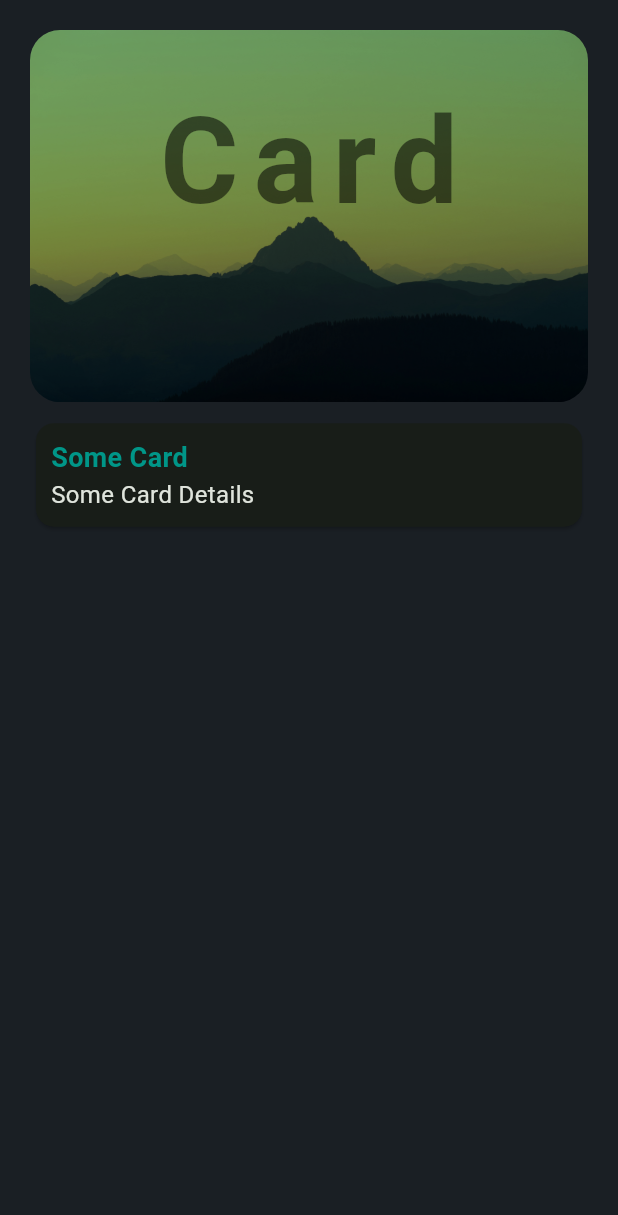
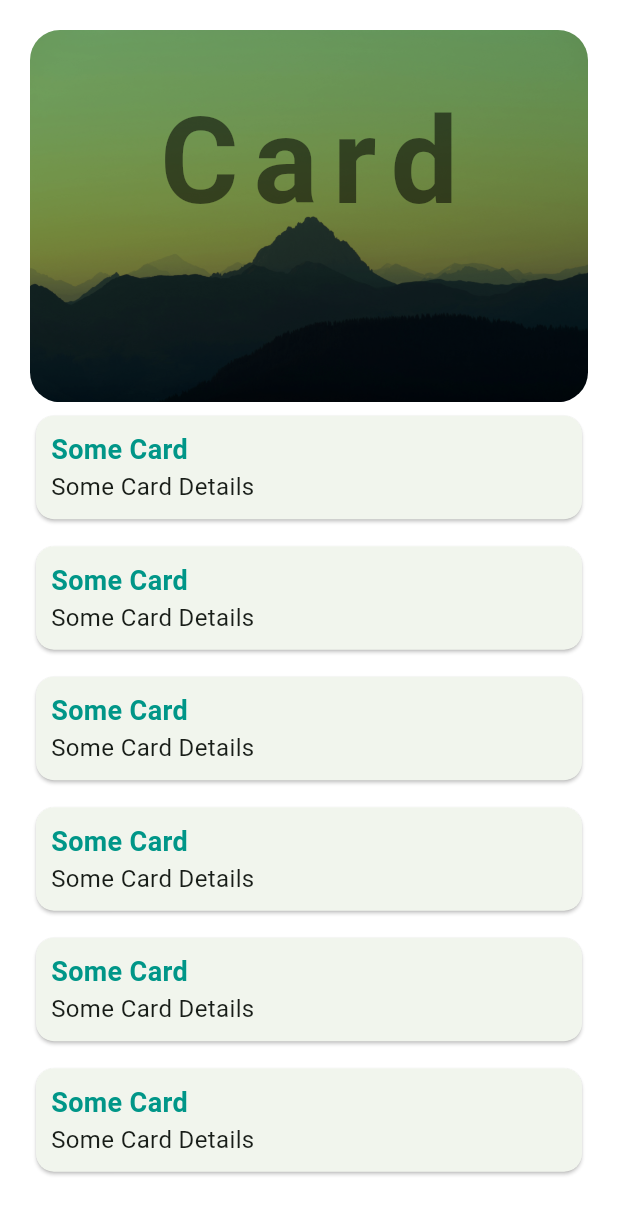
Before and after one commit to ToxxNll/5HourPractice, a Flutter app: the HomePage widget shown alone on an empty page, opened directly, on a phone screen of 412 x 824 dp. Shown: the top 1215 px of the screen. Run offline on Flutter 3.47's test engine with Material 3 defaults, Android fonts, the phone set to English and light mode, and no system bars; our stand-ins replace flutter_svg, shared_preferences; accounts and stored records are empty.

```diff
--- a/lib/main.dart
+++ b/lib/main.dart
@@ -1,7 +1,9 @@
+import 'package:fivehour/views/data/constants.dart';
 import 'package:fivehour/views/data/notifiers.dart';
 import 'package:fivehour/views/pages/welcome_page.dart';
 import 'package:flutter/material.dart';
 import 'package:flutter/services.dart';
+import 'package:shared_preferences/shared_preferences.dart';
 
 void main() {
   WidgetsFlutterBinding.ensureInitialized();
@@ -9,8 +11,25 @@ void main() {
   runApp(const MyApp());
 }
 
-class MyApp extends StatelessWidget {
+class MyApp extends StatefulWidget {
   const MyApp({super.key});
+
+  @override
+  State<MyApp> createState() => _MyAppState();
+}
+
+class _MyAppState extends State<MyApp> {
+  @override
+  void initState() {
+    initThemeMode();
+    super.initState();
+  }
+
+  void initThemeMode() async{
+    final SharedPreferences prefs = await SharedPreferences.getInstance();
+    final bool? repeat = prefs.getBool(KConstants.themeModeKey);
+    isDarkModeNotifier.value = repeat ?? false;
+  }
 
   @override
   Widget build(BuildContext context) {
--- a/lib/views/data/constants.dart
+++ b/lib/views/data/constants.dart
@@ -19,3 +19,6 @@ class AppColorScheme{
   static const Color secondary = Color(0xFF3A5A40);
 
 }
+class KConstants{
+  static const String themeModeKey = 'themeModeKey';
+}
--- a/lib/views/pages/home_page.dart
+++ b/lib/views/pages/home_page.dart
@@ -1,4 +1,4 @@
-import 'package:fivehour/views/data/constants.dart';
+import 'package:fivehour/views/widgets/container_widget.dart';
 import 'package:fivehour/views/widgets/hero_widget.dart';
 import 'package:flutter/material.dart';
 
@@ -7,33 +7,40 @@ class HomePage extends StatelessWidget {
 
   @override
   Widget build(BuildContext context) {
-    return Padding(
+    return SingleChildScrollView(
+      child: Padding(
         padding: EdgeInsets.all(20.0),
         child: Column(
           crossAxisAlignment: CrossAxisAlignment.center,
           children: [
             HeroWidget(title: 'Card'),
-          Container(
-            width: double.infinity,
-            padding: EdgeInsets.symmetric(vertical: 10.0),
-            child: Card(
-              child: Padding(
-                padding: EdgeInsets.all(10),
-                child: Column(
-                  crossAxisAlignment: CrossAxisAlignment.start,
-                  children: [
-                    Text("Some Card", style: KTextStyle.titleTealtext),
-                    Text(
-                      "Some Card Details",
-                      style: KTextStyle.descriptionText,
+            ContainerWidget(
+              title: 'Some Card',
+              descriptionText: 'Some Card Details',
+            ),
+            ContainerWidget(
+              title: 'Some Card',
+              descriptionText: 'Some Card Details',
+            ),
+            ContainerWidget(
+              title: 'Some Card',
+              descriptionText: 'Some Card Details',
+            ),
+            ContainerWidget(
+              title: 'Some Card',
+              descriptionText: 'Some Card Details',
+            ),
+            ContainerWidget(
+              title: 'Some Card',
+              descriptionText: 'Some Card Details',
+            ),
+            ContainerWidget(
+              title: 'Some Card',
+              descriptionText: 'Some Card Details',
             ),
           ],
         ),
       ),
-            ),
-          ),
-        ],
-      ),
     );
   }
 }
--- a/lib/views/widget_tree.dart
+++ b/lib/views/widget_tree.dart
@@ -1,9 +1,11 @@
+import 'package:fivehour/views/data/constants.dart';
 import 'package:fivehour/views/data/notifiers.dart';
 import 'package:fivehour/views/pages/home_page.dart';
 import 'package:fivehour/views/pages/profile_page.dart';
 import 'package:fivehour/views/pages/settings_page.dart';
 import 'package:fivehour/views/widgets/navbar_widget.dart';
 import 'package:flutter/material.dart';
+import 'package:shared_preferences/shared_preferences.dart';
 
 List<Widget> pages = [HomePage(), ProfilePage()];
 
@@ -21,8 +23,14 @@ class WidgetTree extends StatelessWidget {
             valueListenable: isDarkModeNotifier,
             builder: (context, selectedTheme, child) {
               return IconButton(
-                onPressed: () {
+                onPressed: () async {
                   isDarkModeNotifier.value = !isDarkModeNotifier.value;
+                  final SharedPreferences prefs =
+                      await SharedPreferences.getInstance();
+                  await prefs.setBool(
+                    KConstants.themeModeKey,
+                    isDarkModeNotifier.value,
+                  );
                   print(selectedTheme);
                 },
                 icon: selectedTheme
--- /dev/null
+++ b/lib/views/widgets/container_widget.dart
@@ -0,0 +1,33 @@
+import 'package:fivehour/views/data/constants.dart';
+import 'package:flutter/material.dart';
+
+class ContainerWidget extends StatelessWidget {
+  const ContainerWidget({
+    super.key,
+    required this.title,
+    required this.descriptionText
+    });
+
+  final String title;
+  final String descriptionText;
+
+  @override
+  Widget build(BuildContext context) {
+    return Container(
+      width: double.infinity,
+      padding: EdgeInsets.symmetric(vertical: 5.0),
+      child: Card(
+        child: Padding(
+          padding: EdgeInsets.all(10),
+          child: Column(
+            crossAxisAlignment: CrossAxisAlignment.start,
+            children: [
+              Text(title, style: KTextStyle.titleTealtext),
+              Text(descriptionText, style: KTextStyle.descriptionText),
+            ],
+          ),
+        ),
+      ),
+    );
+  }
+}
```
Lines whose indentation alone changed are shown as unchanged.
